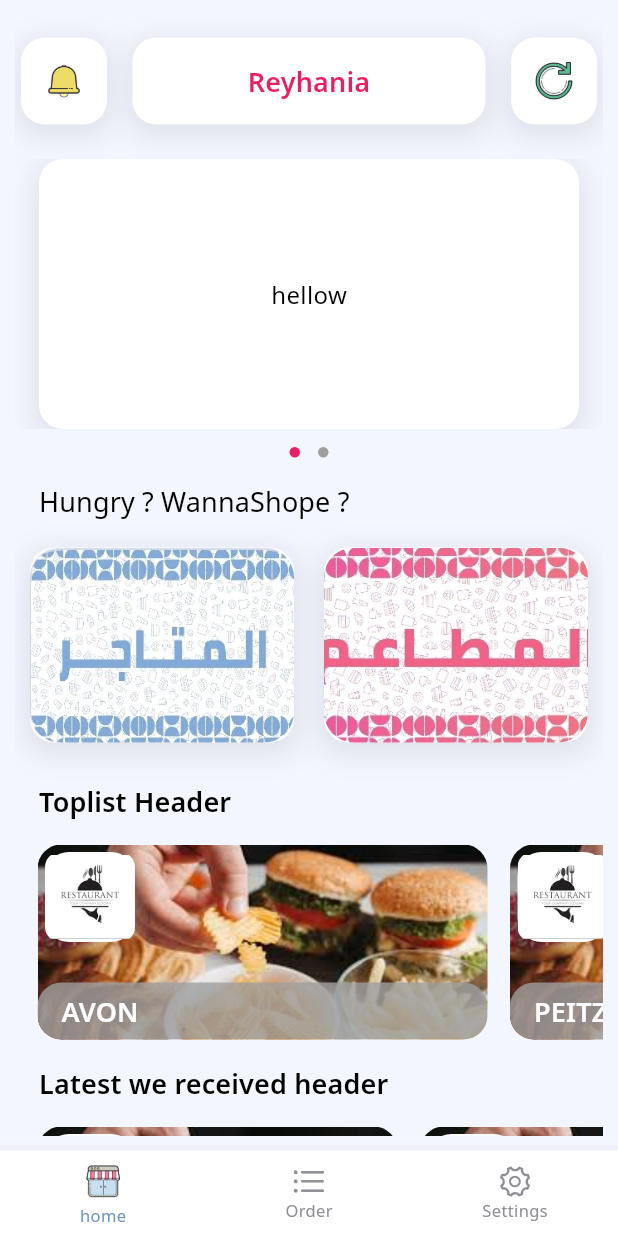
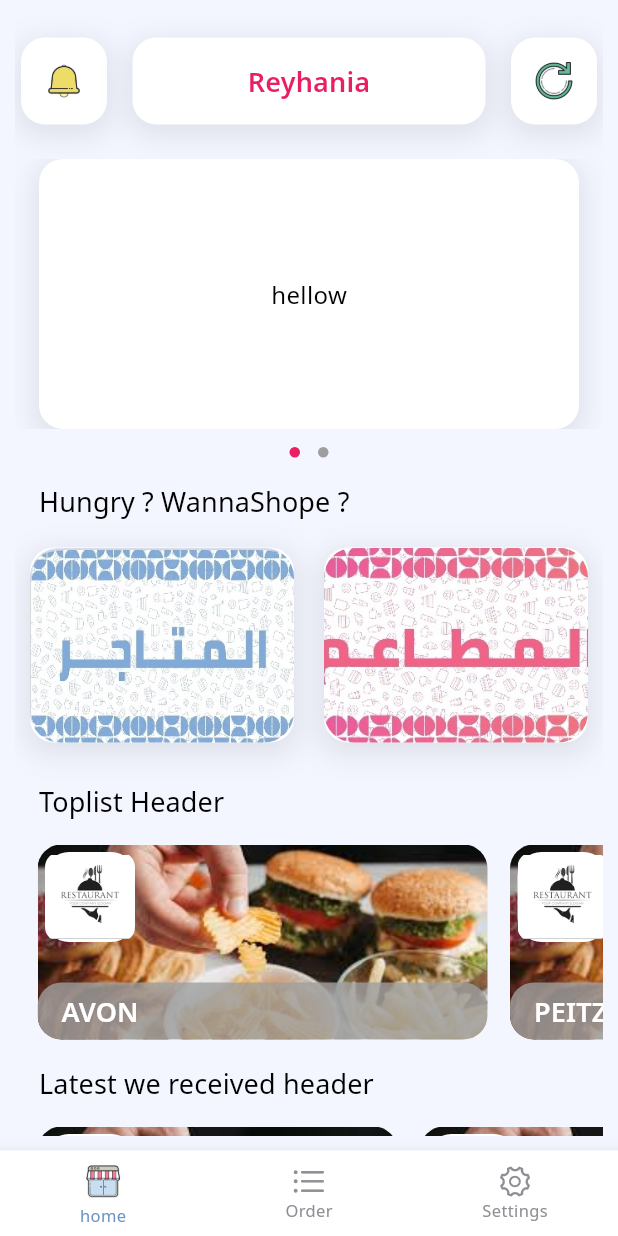
Before and after one commit to alikanj10/untitled3, a Flutter app: the screen it shows after launch, on a phone screen of 412 x 824 dp. Run offline on Flutter 3.47's test engine with Material 3 defaults, Android fonts, the phone set to English and light mode, and no system bars; drawn by our look-alikes of carousel_slider, smooth_page_indicator; our stand-ins replace connectivity_plus, device_info_plus, figma_squircle, geocoding, geolocator, google_fonts and 1 more; missing offline and left inert: onesignal_flutter.

Commit message:
HomeNew1

```diff
--- a/lib/SECRREN_NEW/App_NEW/HOME_TAP_NEW/HomeNew.dart
+++ b/lib/SECRREN_NEW/App_NEW/HOME_TAP_NEW/HomeNew.dart
@@ -79,7 +79,11 @@ class _HomeNewState extends State<HomeNew> {
                 //@@@@@@@@//@@@@@@@@@// KH_App_Title
                 //@@@@@@@@//@@@@@@@@@//
 
-                KH_App_Title(text: _ss.ToplistHeader, fontSize: 18),
+                KH_App_Title(
+                  text: _ss.ToplistHeader,
+                  fontSize: 18,
+                  fontWeight: FontWeight.normal,
+                ),
 
                 //@@@@@@@@//@@@@@@@@@//
                 //@@@@@@@@//@@@@@@@@@// AdvetismentSliderNew
@@ -94,6 +98,7 @@ class _HomeNewState extends State<HomeNew> {
                 KH_App_Title(
                   text: "Latest we received header",
                   fontSize: 18,
+                  fontWeight: FontWeight.normal,
                 ),
 
                 //@@@@@@@@//@@@@@@@@@//
```
